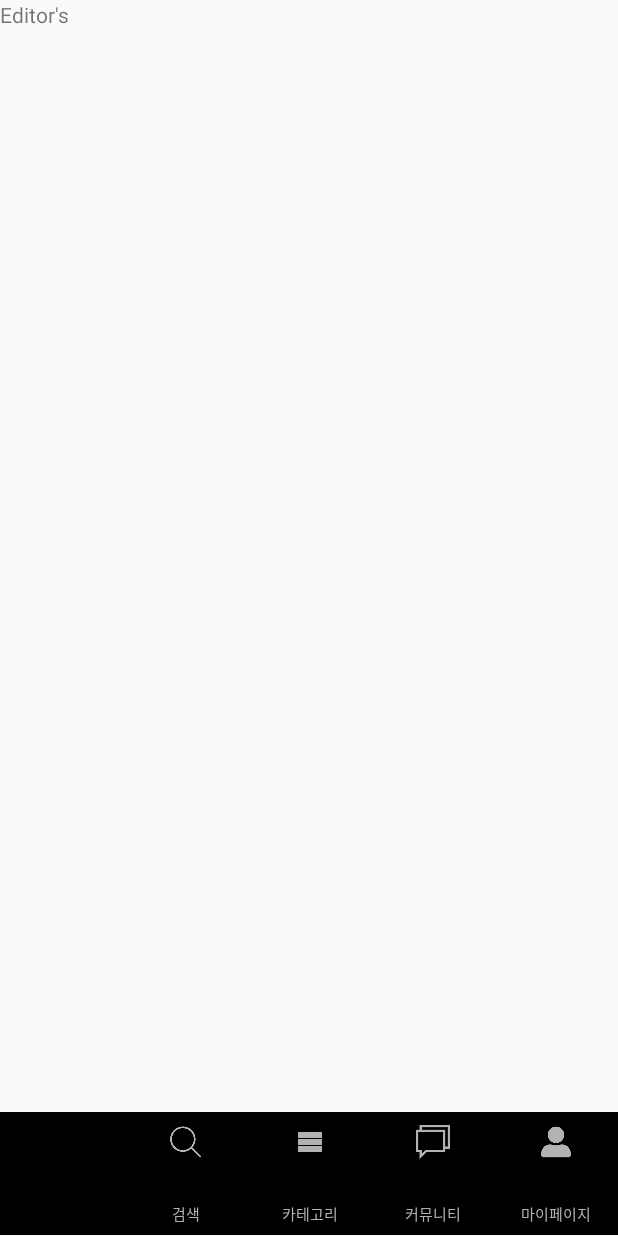
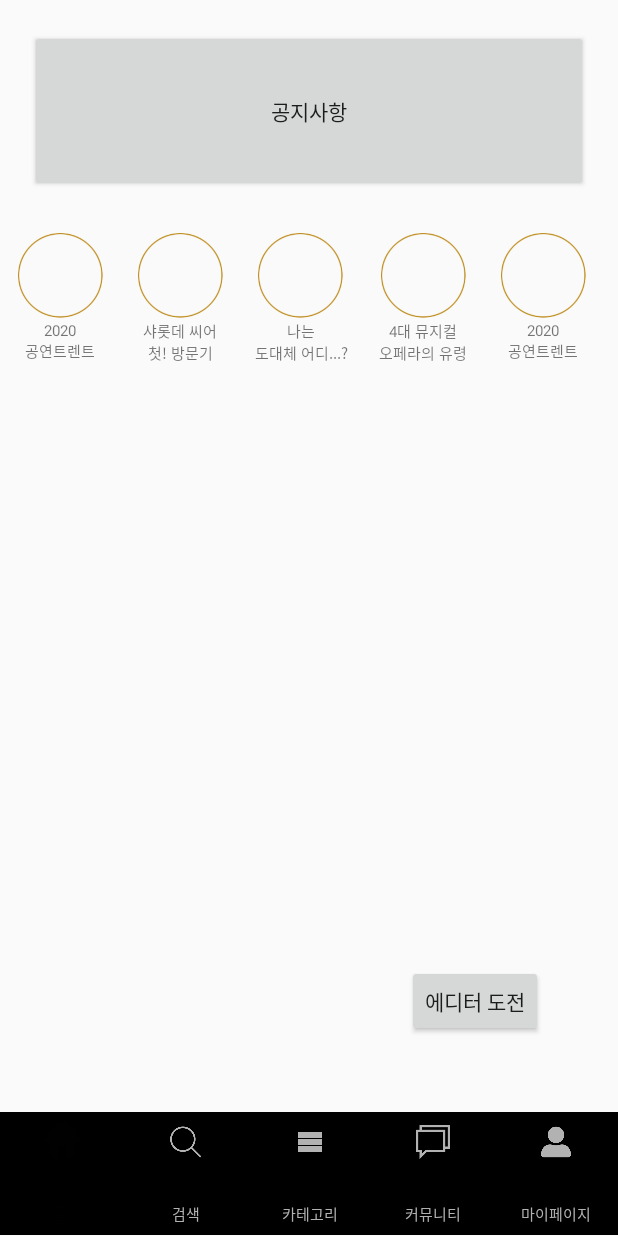
Before and after one commit to JayHan-K/todaysShow, an Android app: the fragment CommunityEditors placed in its activity, on a phone screen of 412 x 824 dp. Run offline under Robolectric (Android 15) with nearby library versions, the phone set to English and light mode, and no system bars.

Commit message:
2020.08.20 Next Search Detail

```diff
--- a/app/src/main/java/com/example/todaysshow/fragment/community/CommunityEditors.kt
+++ b/app/src/main/java/com/example/todaysshow/fragment/community/CommunityEditors.kt
@@ -5,9 +5,16 @@ import android.view.LayoutInflater
 import android.view.View
 import android.view.ViewGroup
 import androidx.fragment.app.Fragment
+import androidx.recyclerview.widget.LinearLayoutManager
+import androidx.recyclerview.widget.RecyclerView
 import com.example.todaysshow.R
+import com.example.todaysshow.`object`.Journal
+import com.example.todaysshow.adapter.JournalAdapter
+import com.example.todaysshow.adapter.SearchResultRelationAdapter
 
 class CommunityEditors : Fragment() {
+
+    var journalList : ArrayList<Journal> = ArrayList()
 
     override fun onCreate(savedInstanceState: Bundle?) {
         super.onCreate(savedInstanceState)
@@ -19,6 +26,73 @@ class CommunityEditors : Fragment() {
         savedInstanceState: Bundle?
     ): View? {
         val viewGroup: ViewGroup = inflater.inflate(R.layout.activity_community_editors_fragment, null) as ViewGroup
+
+
+        val journalLayoutManager : LinearLayoutManager = LinearLayoutManager(context)
+        journalLayoutManager.orientation = LinearLayoutManager.HORIZONTAL
+
+        journalList = getJournals()
+        val searchResultJournalRV = viewGroup.findViewById<RecyclerView>(R.id.community_editors_journal_rv) as RecyclerView
+        val journalAdapter =
+            JournalAdapter(journalList, context!!)
+        searchResultJournalRV.layoutManager = journalLayoutManager
+        searchResultJournalRV.adapter = journalAdapter
+
+
+
         return viewGroup
     }
+
+    fun getJournals() : ArrayList<Journal> {
+        val journals = java.util.ArrayList<Journal>()
+        journals.add(
+            Journal(
+                "2020\n공연트렌트",
+                R.drawable.empty_circle
+            )
+        )
+        journals.add(
+            Journal(
+                "샤롯데 씨어\n첫! 방문기",
+                R.drawable.empty_circle
+            )
+        )
+        journals.add(
+            Journal(
+                "나는\n도대체 어디...?",
+                R.drawable.empty_circle
+            )
+        )
+        journals.add(
+            Journal(
+                "4대 뮤지컬\n오페라의 유령",
+                R.drawable.empty_circle
+            )
+        )
+        journals.add(
+            Journal(
+                "2020\n공연트렌트",
+                R.drawable.empty_circle
+            )
+        )
+        journals.add(
+            Journal(
+                "샤롯데 씨어\n첫! 방문기",
+                R.drawable.empty_circle
+            )
+        )
+        journals.add(
+            Journal(
+                "나는\n도대체 어디...?",
+                R.drawable.empty_circle
+            )
+        )
+        journals.add(
+            Journal(
+                "4대 뮤지컬\n오페라의 유령",
+                R.drawable.empty_circle
+            )
+        )
+        return journals
+    }
 }
--- a/app/src/main/res/layout/activity_community_editors_fragment.xml
+++ b/app/src/main/res/layout/activity_community_editors_fragment.xml
@@ -2,9 +2,92 @@
 <FrameLayout
     xmlns:android="http://schemas.android.com/apk/res/android" android:layout_width="match_parent"
     android:layout_height="match_parent">
-    <TextView
-        android:text="Editor's"
-        android:layout_width="wrap_content"
-        android:layout_height="wrap_content"/>
+    <RelativeLayout
+        android:layout_width="match_parent"
+        android:layout_height="match_parent">
+        <LinearLayout
+            android:orientation="vertical"
+            android:weightSum="1"
+            android:layout_width="match_parent"
+            android:layout_height="match_parent">
+
+            <LinearLayout
+                android:layout_weight="0.2"
+                android:layout_width="match_parent"
+                android:layout_height="0dp">
+                <Button
+                    android:text="공지사항"
+                    android:layout_margin="20sp"
+                    android:layout_width="match_parent"
+                    android:layout_height="match_parent">
+
+                </Button>
+            </LinearLayout>
+            <LinearLayout
+                android:layout_weight="0.2"
+                android:layout_width="match_parent"
+                android:layout_height="0dp">
+                <androidx.recyclerview.widget.RecyclerView
+                    android:id="@+id/community_editors_journal_rv"
+                    android:layout_width="match_parent"
+                    android:layout_height="match_parent"></androidx.recyclerview.widget.RecyclerView>
+            </LinearLayout>
+            <LinearLayout
+                android:layout_weight="0.6"
+                android:layout_width="match_parent"
+                android:layout_height="0dp">
+
+                <GridLayout
+                    android:padding="10sp"
+                    android:layout_width="match_parent"
+                    android:layout_height="match_parent">
+                    <ImageView
+                        android:layout_margin="10sp"
+                        android:layout_row="0"
+                        android:layout_column="0"
+                        android:layout_columnWeight="1"
+                        android:layout_rowWeight="1"></ImageView>
+                    <ImageView
+                        android:layout_margin="10sp"
+                        android:layout_row="0"
+                        android:layout_column="1"
+                        android:layout_columnWeight="1"
+                        android:layout_rowWeight="1"></ImageView>
+                    <ImageView
+                        android:layout_margin="10sp"
+                        android:layout_row="1"
+                        android:layout_column="0"
+                        android:layout_columnWeight="1"
+                        android:layout_rowWeight="1"></ImageView>
+                    <ImageView
+                        android:layout_margin="10sp"
+                        android:layout_row="1"
+                        android:layout_column="1"
+                        android:layout_columnWeight="1"
+                        android:layout_rowWeight="1"></ImageView>
+
+
+                </GridLayout>
+
+            </LinearLayout>
+
+        </LinearLayout>
+
+        <Button
+            android:text="에디터 도전"
+            android:layout_marginBottom="50sp"
+            android:layout_marginRight="50sp"
+            android:layout_alignParentBottom="true"
+            android:layout_width="wrap_content"
+            android:layout_height="wrap_content"
+            android:layout_alignParentRight="true">
+
+        </Button>
+
+    </RelativeLayout>
+
+
+
+
 
 </FrameLayout>
```
Also changed, not shown: app/src/main/java/com/example/todaysshow/EditorChallengesActivity.kt (added, +13 -0 lines), app/src/main/java/com/example/todaysshow/LaunchActivity.kt (+13 -6 lines), app/src/main/res/layout/activity_editor_challenges.xml (added, +63 -0 lines), app/src/main/res/layout/activity_launch.xml (+6 -11 lines).
